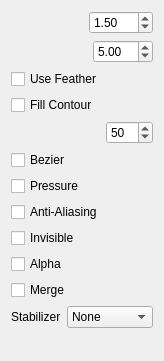
Before: the Qt Designer form app/ui/tooloptions.ui in pencil2d/pencil, drawn with Qt 5.
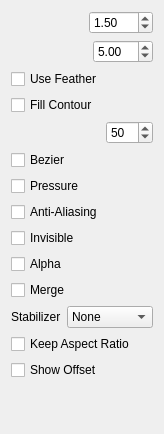
After: the same form once the commit is applied. Custom widgets are drawn as their Qt base class.

```diff
--- a/app/ui/tooloptions.ui
+++ b/app/ui/tooloptions.ui
@@ -7,7 +7,7 @@
     <x>0</x>
     <y>0</y>
     <width>164</width>
-    <height>361</height>
+    <height>434</height>
    </rect>
   </property>
   <property name="windowTitle">
@@ -214,6 +214,20 @@
      </item>
     </layout>
    </item>
+   <item>
+    <widget class="QCheckBox" name="aspectRatioBox">
+     <property name="text">
+      <string>Keep Aspect Ratio</string>
+     </property>
+    </widget>
+   </item>
+   <item>
+    <widget class="QCheckBox" name="showOffsetBox">
+     <property name="text">
+      <string>Show Offset</string>
+     </property>
+    </widget>
+   </item>
    <item>
     <spacer name="verticalSpacer">
      <property name="orientation">
```
